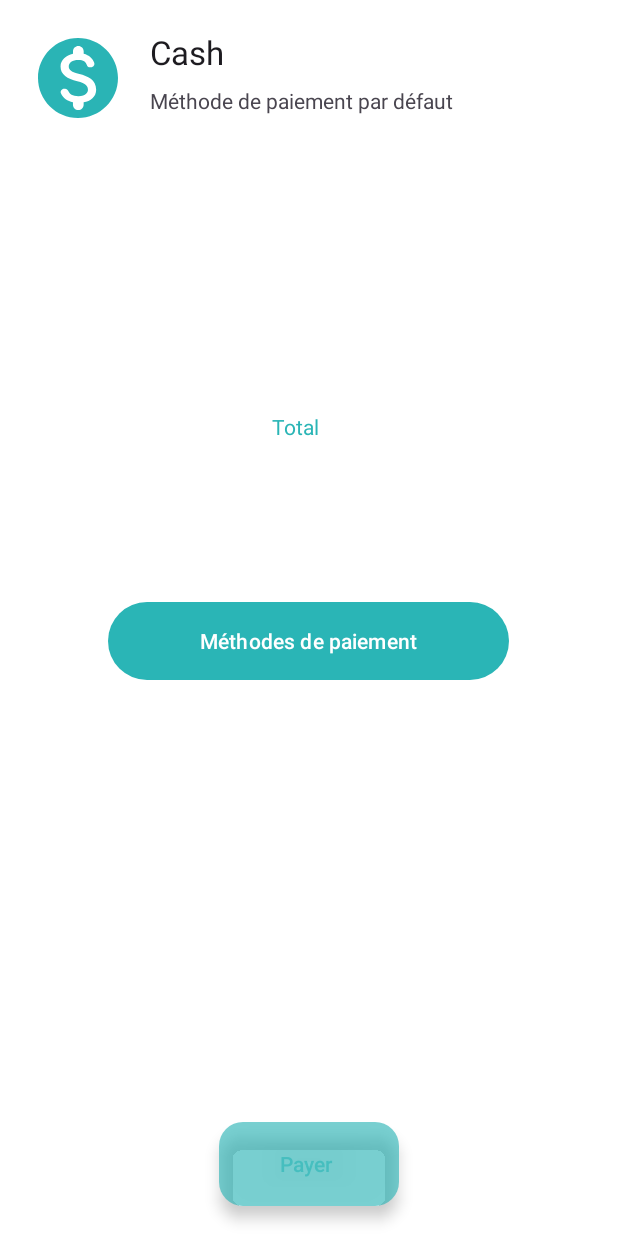
After one commit to Marwen-Hammami/LocaGest-Android, an Android app: the layout activity_paiement.xml on its own in the app's theme, with its tools: preview values and no code run, on a phone screen of 412 x 824 dp. The commit adds this screen. Run offline under Robolectric (Android 15) with nearby library versions, the phone set to English and light mode, and no system bars.

Commit message:
PaiementEtMethodedepaimentIncomplètes

```diff
--- /dev/null
+++ b/app/src/main/res/drawable/baseline_attach_money_24.xml
@@ -0,0 +1,5 @@
+<vector android:height="24dp" android:tint="#000000"
+    android:viewportHeight="24" android:viewportWidth="24"
+    android:width="24dp" xmlns:android="http://schemas.android.com/apk/res/android">
+    <path android:fillColor="@android:color/white" android:pathData="M11.8,10.9c-2.27,-0.59 -3,-1.2 -3,-2.15 0,-1.09 1.01,-1.85 2.7,-1.85 1.78,0 2.44,0.85 2.5,2.1h2.21c-0.07,-1.72 -1.12,-3.3 -3.21,-3.81V3h-3v2.16c-1.94,0.42 -3.5,1.68 -3.5,3.61 0,2.31 1.91,3.46 4.7,4.13 2.5,0.6 3,1.48 3,2.41 0,0.69 -0.49,1.79 -2.7,1.79 -2.06,0 -2.87,-0.92 -2.98,-2.1h-2.2c0.12,2.19 1.76,3.42 3.68,3.83V21h3v-2.15c1.95,-0.37 3.5,-1.5 3.5,-3.55 0,-2.84 -2.43,-3.81 -4.7,-4.4z"/>
+</vector>
--- /dev/null
+++ b/app/src/main/res/drawable/baseline_payment_24.xml
@@ -0,0 +1,5 @@
+<vector android:height="24dp" android:tint="#000000"
+    android:viewportHeight="24" android:viewportWidth="24"
+    android:width="24dp" xmlns:android="http://schemas.android.com/apk/res/android">
+    <path android:fillColor="@android:color/white" android:pathData="M20,4L4,4c-1.11,0 -1.99,0.89 -1.99,2L2,18c0,1.11 0.89,2 2,2h16c1.11,0 2,-0.89 2,-2L22,6c0,-1.11 -0.89,-2 -2,-2zM20,18L4,18v-6h16v6zM20,8L4,8L4,6h16v2z"/>
+</vector>
--- /dev/null
+++ b/app/src/main/res/drawable/round_monetization_on_24.xml
@@ -0,0 +1,5 @@
+<vector android:height="24dp" android:tint="#2AB4B5"
+    android:viewportHeight="24" android:viewportWidth="24"
+    android:width="24dp" xmlns:android="http://schemas.android.com/apk/res/android">
+    <path android:fillColor="@android:color/white" android:pathData="M12,2C6.48,2 2,6.48 2,12s4.48,10 10,10 10,-4.48 10,-10S17.52,2 12,2zM13.41,18.09v0.58c0,0.73 -0.6,1.33 -1.33,1.33h-0.01c-0.73,0 -1.33,-0.6 -1.33,-1.33v-0.6c-1.33,-0.28 -2.51,-1.01 -3.01,-2.24 -0.23,-0.55 0.2,-1.16 0.8,-1.16h0.24c0.37,0 0.67,0.25 0.81,0.6 0.29,0.75 1.05,1.27 2.51,1.27 1.96,0 2.4,-0.98 2.4,-1.59 0,-0.83 -0.44,-1.61 -2.67,-2.14 -2.48,-0.6 -4.18,-1.62 -4.18,-3.67 0,-1.72 1.39,-2.84 3.11,-3.21v-0.6c0,-0.73 0.6,-1.33 1.33,-1.33h0.01c0.73,0 1.33,0.6 1.33,1.33v0.62c1.38,0.34 2.25,1.2 2.63,2.26 0.2,0.55 -0.22,1.13 -0.81,1.13h-0.26c-0.37,0 -0.67,-0.26 -0.77,-0.62 -0.23,-0.76 -0.86,-1.25 -2.12,-1.25 -1.5,0 -2.4,0.68 -2.4,1.64 0,0.84 0.65,1.39 2.67,1.91s4.18,1.39 4.18,3.91c-0.02,1.83 -1.39,2.83 -3.13,3.16z"/>
+</vector>
--- /dev/null
+++ b/app/src/main/res/layout/activity_paiement.xml
@@ -0,0 +1,95 @@
+<androidx.constraintlayout.widget.ConstraintLayout xmlns:android="http://schemas.android.com/apk/res/android"
+    xmlns:app="http://schemas.android.com/apk/res-auto"
+    xmlns:tools="http://schemas.android.com/tools"
+    android:layout_width="match_parent"
+    android:layout_height="match_parent"
+    android:id="@+id/context_view"
+    tools:context=".ui.PaiementActivity">
+
+
+    <LinearLayout
+        android:id="@+id/linearLayout3"
+        android:layout_width="match_parent"
+        android:layout_height="wrap_content"
+        android:orientation="horizontal"
+        android:padding="20dp"
+        tools:ignore="MissingConstraints"
+        tools:layout_editor_absoluteX="0dp"
+        tools:layout_editor_absoluteY="128dp">
+
+
+        <ImageView
+            android:id="@+id/newsImage1"
+            android:layout_width="64dp"
+            android:layout_height="64dp"
+            android:layout_gravity="center_vertical"
+
+            android:layout_marginEnd="16dp"
+            android:scaleType="centerCrop"
+            android:src="@drawable/round_monetization_on_24" />
+
+        <LinearLayout
+            android:layout_width="0dp"
+            android:layout_height="wrap_content"
+            android:layout_weight="1"
+            android:orientation="vertical">
+
+            <TextView
+                android:id="@+id/Title1"
+                android:layout_width="match_parent"
+                android:layout_height="wrap_content"
+                android:text="Cash"
+                android:textAppearance="@style/TextAppearance.AppCompat.Large" />
+
+
+            <TextView
+                android:id="@+id/newsDescription2"
+                android:layout_width="match_parent"
+                android:layout_height="wrap_content"
+                android:layout_marginTop="8dp"
+                android:text="Méthode de paiement par défaut"
+                android:textAppearance="@style/TextAppearance.AppCompat.Body1"
+                android:textColor="?android:attr/textColorSecondary" />
+
+
+        </LinearLayout>
+
+    </LinearLayout>
+
+    <TextView
+        android:id="@+id/my_text_view"
+        android:layout_width="205dp"
+        android:layout_height="58dp"
+        android:layout_marginBottom="360dp"
+        android:text="@string/Total"
+        android:textColor="@color/main_color"
+        android:gravity="center"
+        app:layout_constraintBottom_toBottomOf="parent"
+        app:layout_constraintEnd_toEndOf="parent"
+        app:layout_constraintHorizontal_bias="0.456"
+        app:layout_constraintStart_toStartOf="parent"
+        app:layout_constraintTop_toBottomOf="@id/linearLayout3"
+        tools:ignore="UnknownId" />
+
+    <Button
+        android:id="@+id/btn_methodeP"
+        android:layout_width="267dp"
+        android:layout_height="60dp"
+        android:layout_marginStart="72dp"
+        android:layout_marginTop="84dp"
+        android:text="Méthodes de paiement"
+        app:layout_constraintStart_toStartOf="parent"
+        app:layout_constraintTop_toBottomOf="@id/my_text_view" />
+
+    <com.google.android.material.floatingactionbutton.ExtendedFloatingActionButton
+        android:id="@+id/btnpayer"
+        android:layout_width="wrap_content"
+        android:layout_height="wrap_content"
+        android:layout_margin="20dp"
+        android:text="@string/payer"
+        android:src="@drawable/baseline_payment_24"
+        app:layout_constraintBottom_toBottomOf="parent"
+        app:layout_constraintEnd_toEndOf="parent"
+        app:layout_constraintStart_toStartOf="parent"/>
+
+</androidx.constraintlayout.widget.ConstraintLayout>
--- a/app/src/main/res/values/strings.xml
+++ b/app/src/main/res/values/strings.xml
@@ -24,13 +24,15 @@
     <string name="DateF"> Date Fin</string>
     <string name="Total"> Total</string>
     <string name="item_history">Historique</string>
+    <string name="payer">Payer</string>
 
 
 
 
 
 
-        <!--  Inputs | Labels | Buttons -->
+
+    <!--  Inputs | Labels | Buttons -->
         <string name="input_suffix_Email">\@esprit.tn</string>
         <string name="input_email">Email</string>
         <string name="input_email_or_phone">Email/Phone</string>
```
Also changed, not shown: app/src/main/java/tn/sim/locagest/Adapters/MethodePaiementAdapter.kt (added, +29 -0 lines), app/src/main/java/tn/sim/locagest/Model/Paiement.kt (added, +15 -0 lines), app/src/main/java/tn/sim/locagest/ViewHolders/MethodePaiementViewHolder.kt (added, +16 -0 lines), app/src/main/java/tn/sim/locagest/fragments/MethodePaiementFragment.kt (added, +31 -0 lines), app/src/main/java/tn/sim/locagest/ui/PaiementActivity.kt (added, +36 -0 lines), app/src/main/java/utils/MyStatics.kt (+11 -0 lines), app/src/main/res/layout/fragment_methode_paiement.xml (added, +60 -0 lines), app/src/main/res/layout/item_methode_paiement.xml (added, +38 -0 lines), app/src/main/res/menu/menu.xml (+10 -0 lines).
